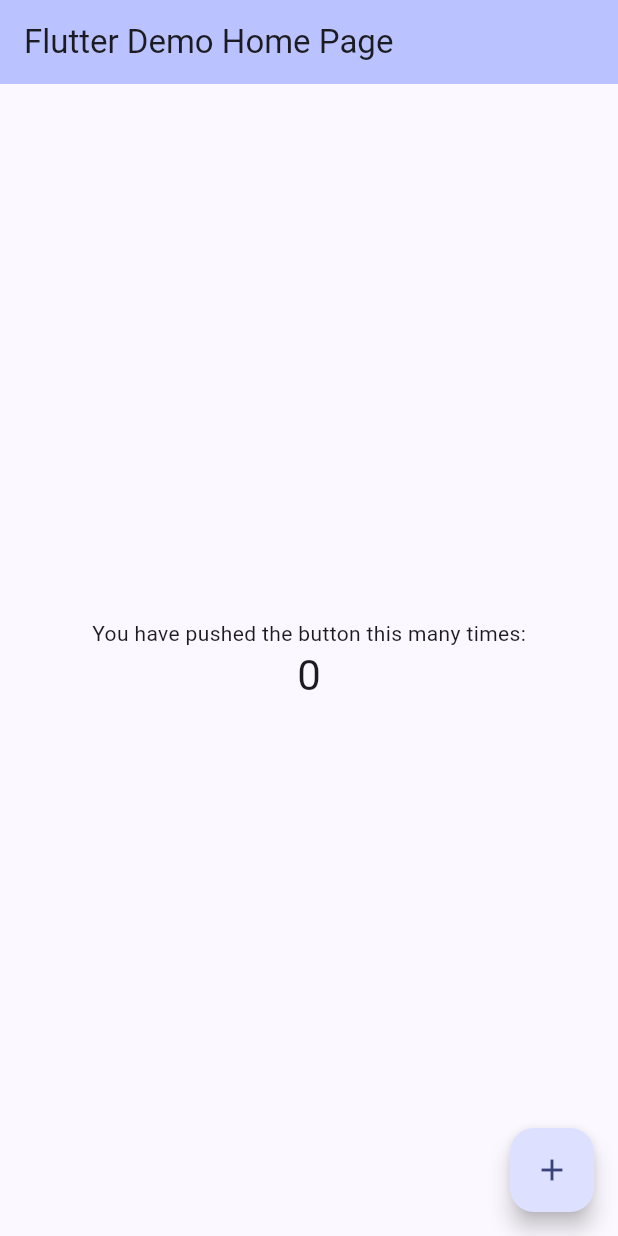
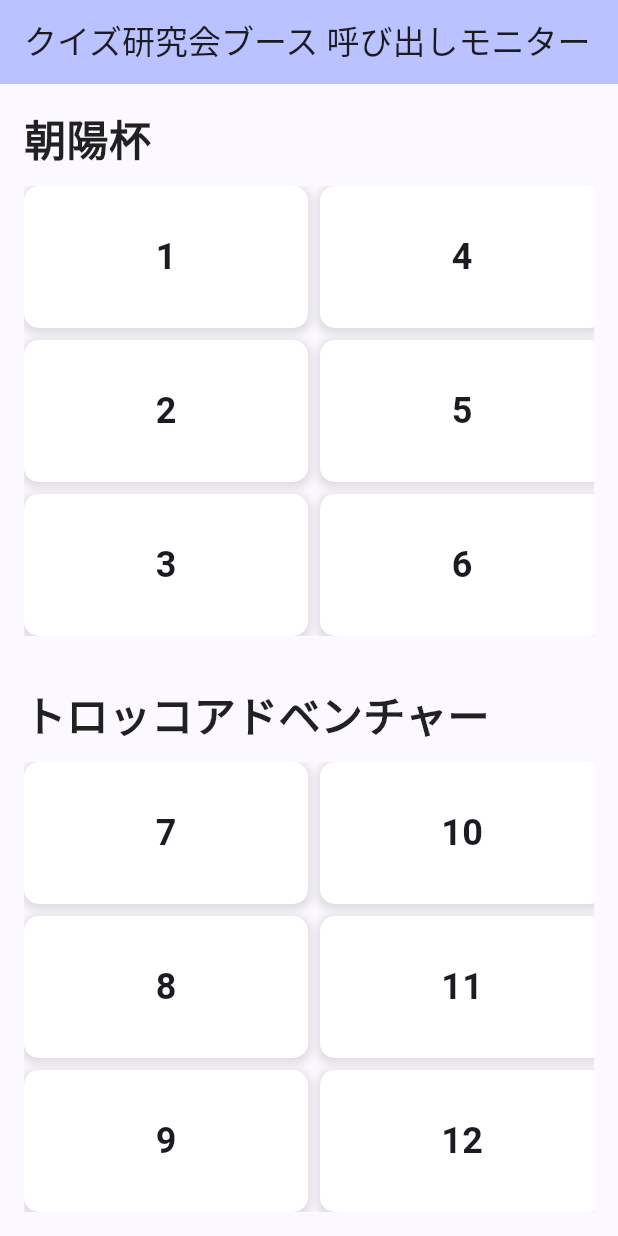
Before and after one commit to mousei0n/RaptitMonitor2025, a Flutter app: the screen it shows after launch, on a phone screen of 412 x 824 dp. Run offline on Flutter 3.47's test engine with Material 3 defaults, Android fonts, the phone set to English and light mode, and no system bars; Roboto replaces fonts that are missing (PretendardJP).

Commit message:
[Add] 呼び出し番号表示画面実装

```diff
--- a/lib/main.dart
+++ b/lib/main.dart
@@ -7,17 +7,16 @@ void main() {
 class MyApp extends StatelessWidget {
   const MyApp({super.key});
 
-  // This widget is the root of your application.
   @override
   Widget build(BuildContext context) {
     return MaterialApp(
-      title: 'Flutter Demo',
+      title: 'クイズ研究会ブース',
       theme: ThemeData(
         colorScheme: ColorScheme.fromSeed(seedColor: Colors.indigo),
         useMaterial3: true,
         fontFamily: 'PretendardJP',
       ),
-      home: const MyHomePage(title: 'Flutter Demo Home Page'),
+      home: const MyHomePage(title: 'クイズ研究会ブース 呼び出しモニター'),
     );
   }
 }
@@ -31,14 +30,6 @@ class MyHomePage extends StatefulWidget {
 }
 
 class _MyHomePageState extends State<MyHomePage> {
-  int _counter = 0;
-
-  void _incrementCounter() {
-    setState(() {
-      _counter++;
-    });
-  }
-
   @override
   Widget build(BuildContext context) {
     return Scaffold(
@@ -46,23 +37,133 @@ class _MyHomePageState extends State<MyHomePage> {
         backgroundColor: Theme.of(context).colorScheme.inversePrimary,
         title: Text(widget.title),
       ),
-      body: Center(
+      body: SafeArea(
         child: Column(
-          mainAxisAlignment: MainAxisAlignment.center,
-          children: <Widget>[
-            const Text('You have pushed the button this many times:'),
-            Text(
-              '$_counter',
-              style: Theme.of(context).textTheme.headlineMedium,
+          children: [
+            // 上部領域
+            Expanded(
+              flex: 1,
+              child: Container(
+                padding: const EdgeInsets.all(16.0),
+                child: Column(
+                  crossAxisAlignment: CrossAxisAlignment.start,
+                  children: [
+                    // タイトル
+                    const Text(
+                      '朝陽杯',
+                      style: TextStyle(
+                        fontSize: 28,
+                        fontWeight: FontWeight.bold,
+                        color: Colors.black87,
+                      ),
+                    ),
+                    const SizedBox(height: 12.0),
+                    Expanded(
+                      child: GridView.builder(
+                        scrollDirection: Axis.horizontal,
+                        gridDelegate:
+                            const SliverGridDelegateWithFixedCrossAxisCount(
+                              crossAxisCount: 3,
+                              mainAxisSpacing: 8.0,
+                              crossAxisSpacing: 8.0,
+                              childAspectRatio: 0.5,
+                            ),
+                        itemCount: 12,
+                        itemBuilder: (context, index) {
+                          return Container(
+                            key: ValueKey(index),
+                            decoration: BoxDecoration(
+                              color: Colors.white,
+                              borderRadius: BorderRadius.circular(10.0),
+                              boxShadow: [
+                                BoxShadow(
+                                  color: Colors.grey.withOpacity(0.3),
+                                  spreadRadius: 2,
+                                  blurRadius: 4,
+                                  offset: const Offset(0, 2),
+                                ),
+                              ],
+                            ),
+                            child: Center(
+                              child: Text(
+                                '${index + 1}',
+                                style: const TextStyle(
+                                  fontSize: 24,
+                                  fontWeight: FontWeight.w600,
+                                ),
+                              ),
+                            ),
+                          );
+                        },
+                      ),
+                    ),
+                  ],
+                ),
+              ),
+            ),
+            Expanded(
+              flex: 1,
+              child: Container(
+                padding: const EdgeInsets.all(16.0),
+                child: Column(
+                  crossAxisAlignment: CrossAxisAlignment.start,
+                  children: [
+                    // タイトル
+                    const Text(
+                      'トロッコアドベンチャー',
+                      style: TextStyle(
+                        fontSize: 28,
+                        fontWeight: FontWeight.bold,
+                        color: Colors.black87,
+                      ),
+                    ),
+                    const SizedBox(height: 12.0),
+                    Expanded(
+                      child: GridView.builder(
+                        scrollDirection: Axis.horizontal,
+                        gridDelegate:
+                            const SliverGridDelegateWithFixedCrossAxisCount(
+                              crossAxisCount: 3,
+                              mainAxisSpacing: 8.0,
+                              crossAxisSpacing: 8.0,
+                              childAspectRatio: 0.5,
+                            ),
+                        itemCount: 12,
+                        itemBuilder: (context, index) {
+                          return Container(
+                            key: ValueKey(index + 7),
+                            decoration: BoxDecoration(
+                              color: Colors.white,
+                              borderRadius: BorderRadius.circular(10.0),
+                              boxShadow: [
+                                BoxShadow(
+                                  color: Colors.grey.withOpacity(0.3),
+                                  spreadRadius: 2,
+                                  blurRadius: 4,
+                                  offset: const Offset(0, 2),
+                                ),
+                              ],
+                            ),
+                            child: Center(
+                              child: Text(
+                                '${index + 7}',
+                                style: const TextStyle(
+                                  fontSize: 24,
+                                  fontWeight: FontWeight.w600,
+                                ),
+                              ),
+                            ),
+                          );
+                        },
+                      ),
+                    ),
+                  ],
+                ),
+              ),
             ),
           ],
         ),
       ),
-      floatingActionButton: FloatingActionButton(
-        onPressed: _incrementCounter,
-        tooltip: 'Increment',
-        child: const Icon(Icons.add),
-      ), // This trailing comma makes auto-formatting nicer for build methods.
     );
   }
 }
```
